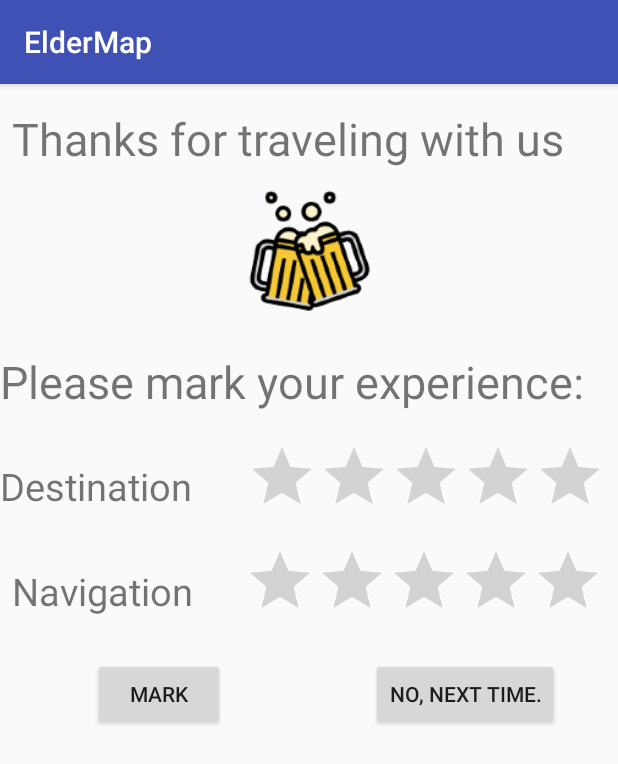
After one commit to hochiw/Eldersmap, an Android app: the TripReviewActivity screen opened directly, with no data from a screen before it, on a phone screen of 412 x 824 dp. The commit adds this screen. Shown: the top 764 px of the screen. Run offline under Robolectric (Android 15) with nearby library versions, the phone set to English and light mode, and no system bars.

Commit message:
finished trip review page

```diff
--- a/app/src/main/AndroidManifest.xml
+++ b/app/src/main/AndroidManifest.xml
@@ -32,6 +32,7 @@
         <activity android:name=".NavigationPkg.ScheduleTimeActivity"/>
         <service android:name=".GPSServicePkg.GPSTracker"/>
         <activity android:name=".AppMenuActivity"/>
+        <activity android:name=".LocationPkg.TripReviewActivity"/>
     </application>
 
 </manifest>
--- /dev/null
+++ b/app/src/main/java/com/example/kallyruan/eldermap/LocationPkg/TripReviewActivity.java
@@ -0,0 +1,72 @@
+package com.example.kallyruan.eldermap.LocationPkg;
+
+import android.app.Activity;
+import android.content.Intent;
+import android.os.Bundle;
+import android.support.v7.app.AppCompatActivity;
+import android.util.Log;
+import android.view.View;
+import android.widget.RatingBar;
+
+import com.example.kallyruan.eldermap.NearbyLankmarkPkg.Landmark;
+import com.example.kallyruan.eldermap.NearbyLankmarkPkg.LandmarkListActivity;
+import com.example.kallyruan.eldermap.NearbyLankmarkPkg.MenuActivity;
+import com.example.kallyruan.eldermap.ProfilePkg.User;
+import com.example.kallyruan.eldermap.R;
+
+import java.text.SimpleDateFormat;
+import java.util.Date;
+
+public class TripReviewActivity extends AppCompatActivity {
+    final int NORATE = -1;
+    //default mark is -1, which indicates no rate from user
+    private float destinationMark = NORATE;
+    private float navigationMark = NORATE;
+    @Override
+    protected void onCreate(Bundle savedInstanceState) {
+        super.onCreate(savedInstanceState);
+        setContentView(R.layout.navigation_review);
+        recordReviewMark();
+    }
+
+    //store the whole navigation history to user profile with ratings
+    private void storeToHistory() {
+        //get mobile phone time
+        SimpleDateFormat timeFormat = new SimpleDateFormat("yyyyMMdd_HHmmss");
+        String time = timeFormat.format(new Date());
+        int year = Integer.parseInt(time.substring(0,4));
+        int month = Integer.parseInt(time.substring(4,6));
+        int day = Integer.parseInt(time.substring(6,8));
+        Log.d("time: ", time);
+        //save to user trip history
+        FinishedTrip trip = new FinishedTrip(day, month,year,LandmarkListActivity.getDestination(),
+                LandmarkListActivity.getDestinationName(), destinationMark,navigationMark);
+        User.addHistoryTrip(trip);
+    }
+
+    private void recordReviewMark() {
+        //get destination mark
+        final RatingBar destinationRating = (RatingBar) findViewById(R.id.destination_rating);
+        destinationRating.setOnRatingBarChangeListener(new RatingBar.OnRatingBarChangeListener() {
+            @Override
+            public void onRatingChanged(RatingBar ratingBar, float rating, boolean fromUser) {
+                destinationMark = rating;
+            }
+        });
+
+        //get navigation mark
+        final RatingBar navigationRating = (RatingBar) findViewById(R.id.navigation_rating);
+        destinationRating.setOnRatingBarChangeListener(new RatingBar.OnRatingBarChangeListener() {
+            @Override
+            public void onRatingChanged(RatingBar ratingBar, float rating, boolean fromUser) {
+                navigationMark = rating;
+            }
+        });
+    }
+
+    public void backToMenu(View view){
+        storeToHistory();
+        Intent intent = new Intent(getApplicationContext(), MenuActivity.class);
+        startActivity(intent);
+    }
+}
--- /dev/null
+++ b/app/src/main/res/layout/navigation_review.xml
@@ -0,0 +1,99 @@
+<?xml version="1.0" encoding="utf-8"?>
+<android.support.constraint.ConstraintLayout xmlns:android="http://schemas.android.com/apk/res/android"
+    xmlns:app="http://schemas.android.com/apk/res-auto"
+    xmlns:tools="http://schemas.android.com/tools"
+    android:layout_width="match_parent"
+    android:layout_height="match_parent"
+    tools:layout_editor_absoluteY="81dp">
+
+    <Button
+        android:id="@+id/markButton"
+        android:layout_width="wrap_content"
+        android:layout_height="wrap_content"
+        android:layout_marginStart="62dp"
+        android:layout_marginTop="18dp"
+        android:text="mark"
+        android:onClick="backToMenu"
+        app:layout_constraintStart_toStartOf="parent"
+        app:layout_constraintTop_toBottomOf="@+id/navigation_rating" />
+
+    <Button
+        android:id="@+id/noButton"
+        android:layout_width="wrap_content"
+        android:layout_height="wrap_content"
+        android:layout_marginEnd="30dp"
+        android:layout_marginTop="18dp"
+        android:text="No, next time."
+        android:onClick="backToMenu"
+        app:layout_constraintEnd_toEndOf="@+id/navigation_rating"
+        app:layout_constraintTop_toBottomOf="@+id/navigation_rating" />
+
+    <TextView
+        android:id="@+id/appreciate"
+        android:layout_width="wrap_content"
+        android:layout_height="wrap_content"
+        android:layout_marginStart="8dp"
+        android:layout_marginTop="16dp"
+        android:text="Thanks for traveling with us"
+        android:textSize="30dp"
+        app:layout_constraintStart_toStartOf="parent"
+        app:layout_constraintTop_toTopOf="parent" />
+
+    <TextView
+        android:id="@+id/title"
+        android:layout_width="wrap_content"
+        android:layout_height="wrap_content"
+        android:layout_marginTop="178dp"
+        android:text="Please mark your experience:"
+        android:textSize="30dp"
+        app:layout_constraintStart_toStartOf="parent"
+        app:layout_constraintTop_toTopOf="parent" />
+
+    <TextView
+        android:id="@+id/destinationText"
+        android:layout_width="wrap_content"
+        android:layout_height="wrap_content"
+        android:layout_marginBottom="10dp"
+        android:text="Destination"
+        android:textSize="25dp"
+        app:layout_constraintBottom_toBottomOf="@+id/destination_rating"
+        app:layout_constraintStart_toStartOf="parent" />
+
+    <TextView
+        android:id="@+id/navigationText"
+        android:layout_width="wrap_content"
+        android:layout_height="wrap_content"
+        android:layout_marginBottom="9dp"
+        android:layout_marginStart="8dp"
+        android:text="Navigation"
+        android:textSize="25dp"
+        app:layout_constraintBottom_toBottomOf="@+id/navigation_rating"
+        app:layout_constraintStart_toStartOf="parent" />
+
+    <ImageView
+        android:id="@+id/imageView"
+        android:layout_width="151dp"
+        android:layout_height="132dp"
+        app:layout_constraintBottom_toTopOf="@+id/title"
+        app:layout_constraintEnd_toEndOf="parent"
+        app:layout_constraintStart_toStartOf="parent"
+        app:srcCompat="@mipmap/ic_bar" />
+
+    <RatingBar
+        android:id="@+id/destination_rating"
+        android:layout_width="wrap_content"
+        android:layout_height="wrap_content"
+        android:layout_marginEnd="8dp"
+        android:layout_marginTop="19dp"
+        app:layout_constraintEnd_toEndOf="parent"
+        app:layout_constraintTop_toBottomOf="@+id/title" />
+
+    <RatingBar
+        android:id="@+id/navigation_rating"
+        android:layout_width="wrap_content"
+        android:layout_height="wrap_content"
+        android:layout_marginEnd="9dp"
+        android:layout_marginTop="12dp"
+        app:layout_constraintEnd_toEndOf="parent"
+        app:layout_constraintTop_toBottomOf="@+id/destination_rating" />
+</android.support.constraint.ConstraintLayout>
```
Also changed, not shown: app/src/main/java/com/example/kallyruan/eldermap/LocationPkg/FinishedTrip.java (added, +30 -0 lines), app/src/main/java/com/example/kallyruan/eldermap/LocationPkg/ScheduledTrip.java (added, +34 -0 lines), app/src/main/java/com/example/kallyruan/eldermap/LocationPkg/Trip.java (renamed from app/src/main/java/com/example/kallyruan/eldermap/NavigationPkg/ScheduleTrip.java, +13 -25 lines), app/src/main/java/com/example/kallyruan/eldermap/NavigationPkg/DisplayActivity.java (+21 -3 lines), app/src/main/java/com/example/kallyruan/eldermap/NavigationPkg/ScheduleTimeActivity.java (+6 -3 lines), app/src/main/java/com/example/kallyruan/eldermap/NearbyLankmarkPkg/LandmarkListActivity.java (+6 -4 lines), app/src/main/java/com/example/kallyruan/eldermap/ProfilePkg/User.java (+22 -2 lines), app/src/main/res/layout/navigation_display.xml (+6 -5 lines).
